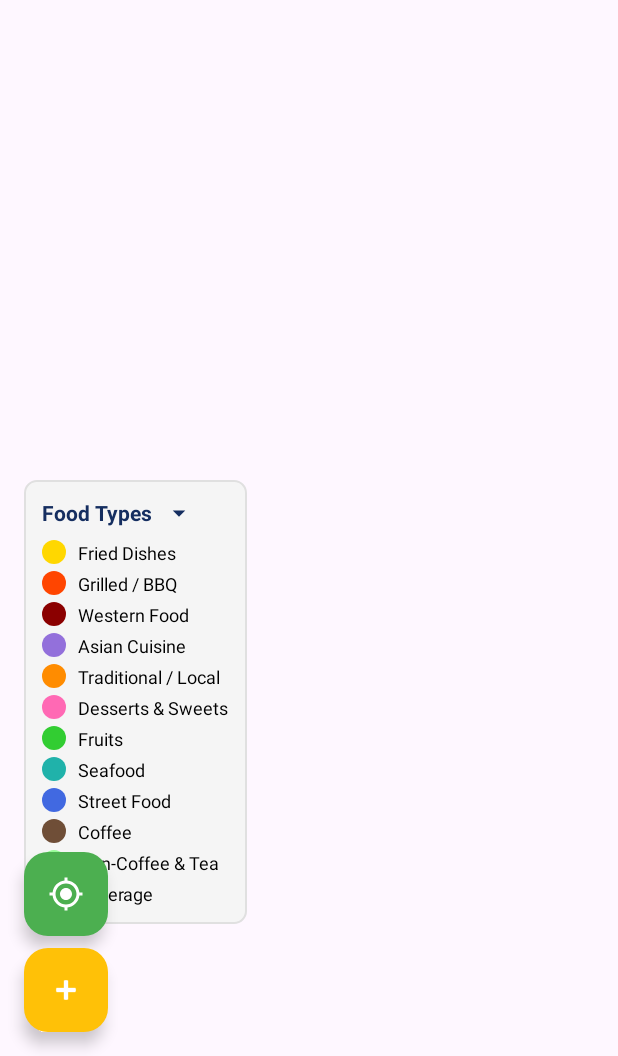
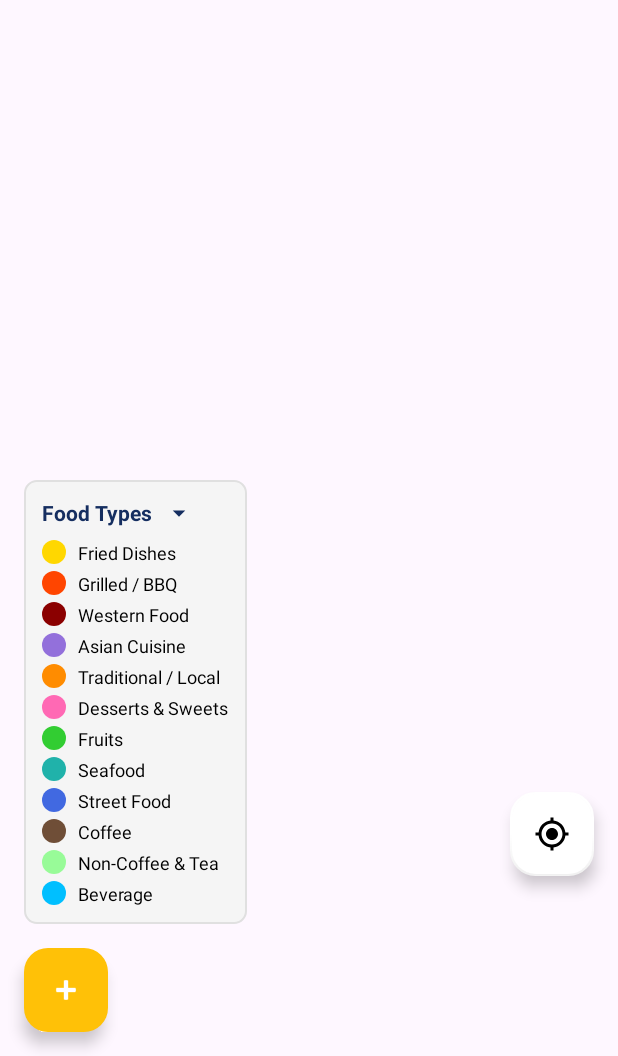
Before and after one commit to balqisstudy/FoodTruckTracker, an Android app: the MapsActivity screen opened directly, with no data from a screen before it, on a phone screen of 412 x 824 dp, the part 180-1236 px from its top. Run offline under Robolectric (Android 15) with nearby library versions, the phone set to English and light mode, and no system bars.

Commit message:
Change my location button to white color and position at top of zoom controls

```diff
--- a/app/src/main/res/layout/activity_maps.xml
+++ b/app/src/main/res/layout/activity_maps.xml
@@ -145,21 +145,6 @@
 
 
 
-    <!-- My Location Button -->
-    <com.google.android.material.floatingactionbutton.FloatingActionButton
-        android:id="@+id/fab_my_location"
-        android:layout_width="wrap_content"
-        android:layout_height="wrap_content"
-        android:layout_marginStart="16dp"
-        android:layout_marginBottom="80dp"
-        android:clickable="true"
-        android:focusable="true"
-        android:src="@drawable/ic_my_location"
-        app:backgroundTint="#4CAF50"
-        app:tint="@android:color/white"
-        app:layout_constraintStart_toStartOf="parent"
-        app:layout_constraintBottom_toBottomOf="parent" />
-
     <!-- Add Food Truck Button -->
     <com.google.android.material.floatingactionbutton.FloatingActionButton
         android:id="@+id/fab_add_data"
@@ -173,6 +158,23 @@
         app:backgroundTint="#FFC107"
         app:tint="@android:color/white"
         app:layout_constraintStart_toStartOf="parent"
+        app:layout_constraintBottom_toBottomOf="parent" />
+
+    <!-- My Location Button - White, positioned at top of zoom controls -->
+    <com.google.android.material.floatingactionbutton.FloatingActionButton
+        android:id="@+id/fab_my_location"
+        android:layout_width="wrap_content"
+        android:layout_height="wrap_content"
+        android:layout_marginEnd="16dp"
+        android:layout_marginBottom="120dp"
+        android:clickable="true"
+        android:focusable="true"
+        android:src="@drawable/ic_my_location"
+        app:backgroundTint="@android:color/white"
+        app:tint="@android:color/black"
+        app:borderWidth="1dp"
+        app:borderColor="@android:color/darker_gray"
+        app:layout_constraintEnd_toEndOf="parent"
         app:layout_constraintBottom_toBottomOf="parent" />
 
     <!-- Color Legend -->
```
